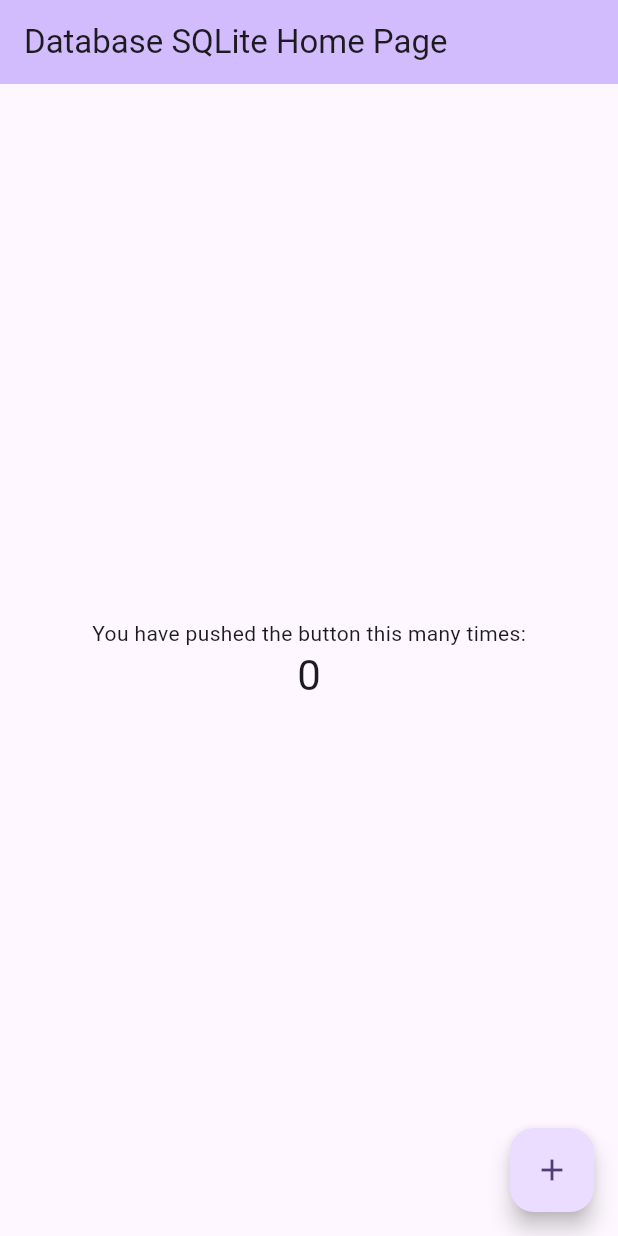
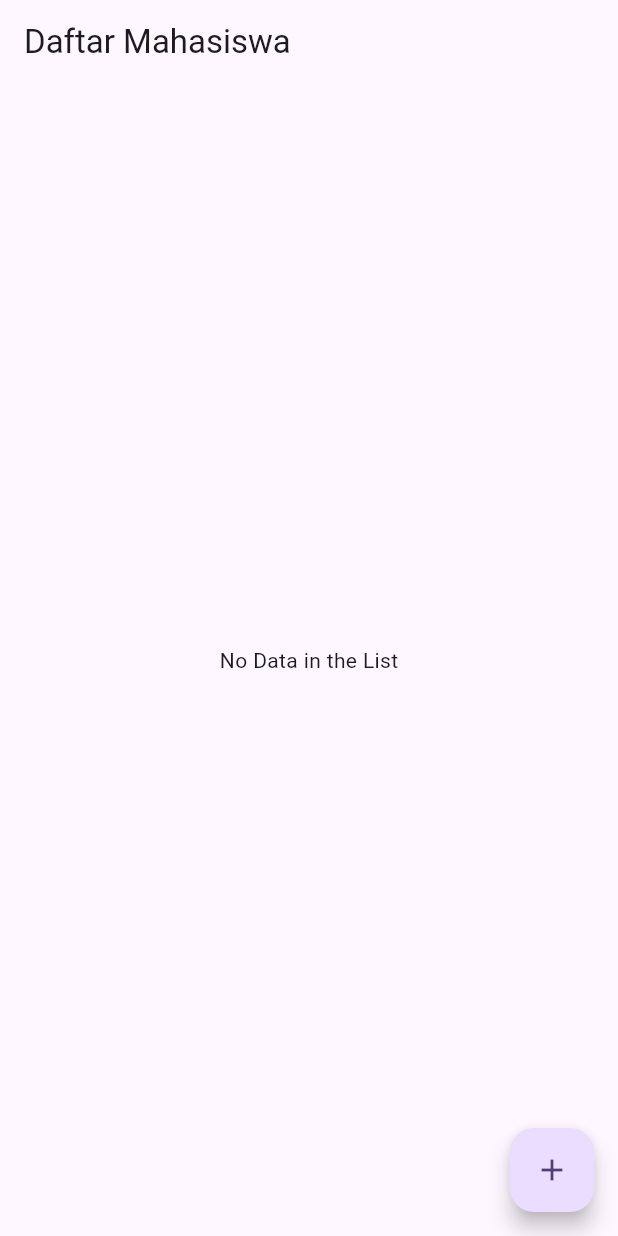
Before and after one commit to faykarr/pbm-ii-practice, a Flutter app: the screen it shows after launch, on a phone screen of 412 x 824 dp. Run offline on Flutter 3.47's test engine with Material 3 defaults, Android fonts, the light colour scheme and no system bars; our stand-ins replace sqflite; accounts and stored records are empty.

Commit message:
feat: creating home page to show all data mahasiswa from db SQLite

```diff
--- a/sqlite_database/lib/main.dart
+++ b/sqlite_database/lib/main.dart
@@ -1,4 +1,5 @@
 import 'package:flutter/material.dart';
+import 'views/home.dart';
 
 void main() {
   runApp(const MyApp());
@@ -6,120 +7,16 @@ void main() {
 
 class MyApp extends StatelessWidget {
   const MyApp({super.key});
-
-  // This widget is the root of your application.
   @override
   Widget build(BuildContext context) {
     return MaterialApp(
       title: 'Database SQLite Demo',
       theme: ThemeData(
-        // This is the theme of your application.
-        //
-        // TRY THIS: Try running your application with "flutter run". You'll see
-        // the application has a purple toolbar. Then, without quitting the app,
-        // try changing the seedColor in the colorScheme below to Colors.green
-        // and then invoke "hot reload" (save your changes or press the "hot
-        // reload" button in a Flutter-supported IDE, or press "r" if you used
-        // the command line to start the app).
-        //
-        // Notice that the counter didn't reset back to zero; the application
-        // state is not lost during the reload. To reset the state, use hot
-        // restart instead.
-        //
-        // This works for code too, not just values: Most code changes can be
-        // tested with just a hot reload.
         colorScheme: ColorScheme.fromSeed(seedColor: Colors.deepPurple),
         useMaterial3: true,
       ),
-      home: const MyHomePage(title: 'Database SQLite Home Page'),
+      home: const Home(),
+      debugShowCheckedModeBanner: false,
     );
   }
 }
-
-class MyHomePage extends StatefulWidget {
-  const MyHomePage({super.key, required this.title});
-
-  // This widget is the home page of your application. It is stateful, meaning
-  // that it has a State object (defined below) that contains fields that affect
-  // how it looks.
-
-  // This class is the configuration for the state. It holds the values (in this
-  // case the title) provided by the parent (in this case the App widget) and
-  // used by the build method of the State. Fields in a Widget subclass are
-  // always marked "final".
-
-  final String title;
-
-  @override
-  State<MyHomePage> createState() => _MyHomePageState();
-}
-
-class _MyHomePageState extends State<MyHomePage> {
-  int _counter = 0;
-
-  void _incrementCounter() {
-    setState(() {
-      // This call to setState tells the Flutter framework that something has
-      // changed in this State, which causes it to rerun the build method below
-      // so that the display can reflect the updated values. If we changed
-      // _counter without calling setState(), then the build method would not be
-      // called again, and so nothing would appear to happen.
-      _counter++;
-    });
-  }
-
-  @override
-  Widget build(BuildContext context) {
-    // This method is rerun every time setState is called, for instance as done
-    // by the _incrementCounter method above.
-    //
-    // The Flutter framework has been optimized to make rerunning build methods
-    // fast, so that you can just rebuild anything that needs updating rather
-    // than having to individually change instances of widgets.
-    return Scaffold(
-      appBar: AppBar(
-        // TRY THIS: Try changing the color here to a specific color (to
-        // Colors.amber, perhaps?) and trigger a hot reload to see the AppBar
-        // change color while the other colors stay the same.
-        backgroundColor: Theme.of(context).colorScheme.inversePrimary,
-        // Here we take the value from the MyHomePage object that was created by
-        // the App.build method, and use it to set our appbar title.
-        title: Text(widget.title),
-      ),
-      body: Center(
-        // Center is a layout widget. It takes a single child and positions it
-        // in the middle of the parent.
-        child: Column(
-          // Column is also a layout widget. It takes a list of children and
-          // arranges them vertically. By default, it sizes itself to fit its
-          // children horizontally, and tries to be as tall as its parent.
-          //
-          // Column has various properties to control how it sizes itself and
-          // how it positions its children. Here we use mainAxisAlignment to
-          // center the children vertically; the main axis here is the vertical
-          // axis because Columns are vertical (the cross axis would be
-          // horizontal).
-          //
-          // TRY THIS: Invoke "debug painting" (choose the "Toggle Debug Paint"
-          // action in the IDE, or press "p" in the console), to see the
-          // wireframe for each widget.
-          mainAxisAlignment: MainAxisAlignment.center,
-          children: <Widget>[
-            const Text(
-              'You have pushed the button this many times:',
-            ),
-            Text(
-              '$_counter',
-              style: Theme.of(context).textTheme.headlineMedium,
-            ),
-          ],
-        ),
-      ),
-      floatingActionButton: FloatingActionButton(
-        onPressed: _incrementCounter,
-        tooltip: 'Increment',
-        child: const Icon(Icons.add),
-      ), // This trailing comma makes auto-formatting nicer for build methods.
-    );
-  }
-}
--- /dev/null
+++ b/sqlite_database/lib/views/home.dart
@@ -0,0 +1,55 @@
+import 'package:flutter/material.dart';
+import 'package:sqlite_database/database_helper.dart';
+import 'package:sqlite_database/mahasiswa_model.dart';
+
+class Home extends StatefulWidget {
+  const Home({super.key});
+
+  @override
+  State<Home> createState() => _HomeState();
+}
+
+class _HomeState extends State<Home> {
+  int? selectedId;
+
+  @override
+  Widget build(BuildContext context) {
+    return Scaffold(
+      appBar: AppBar(
+        title: const Text("Daftar Mahasiswa"),
+      ),
+      body: FutureBuilder(
+        future: DatabaseHelper.instance.getAllMahasiswa(),
+        builder: (BuildContext context,
+            AsyncSnapshot<List<MahasiswaModel>> snapshot) {
+          if (!snapshot.hasData) {
+            return const Center(
+              child: Text('Loading...'),
+            );
+          }
+          if (snapshot.data!.isEmpty) {
+            return const Center(
+              child: Text('No Data in the List'),
+            );
+          } else {
+            return ListView(
+                children: snapshot.data!
+                    .map((data) => Center(
+                          child: Card(
+                            color: Colors.white70,
+                            child: ListTile(
+                              title: Text(data.nama),
+                            ),
+                          ),
+                        ))
+                    .toList());
+          }
+        },
+      ),
+      floatingActionButton: FloatingActionButton(
+        onPressed: () {},
+        child: const Icon(Icons.add),
+      ),
+    );
+  }
+}
```
